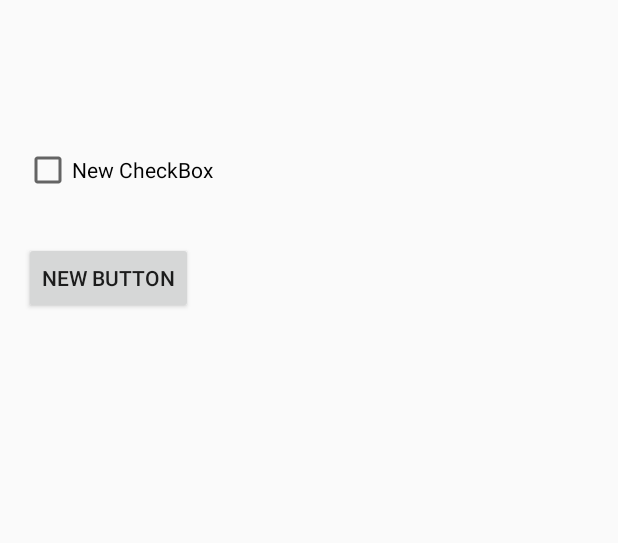
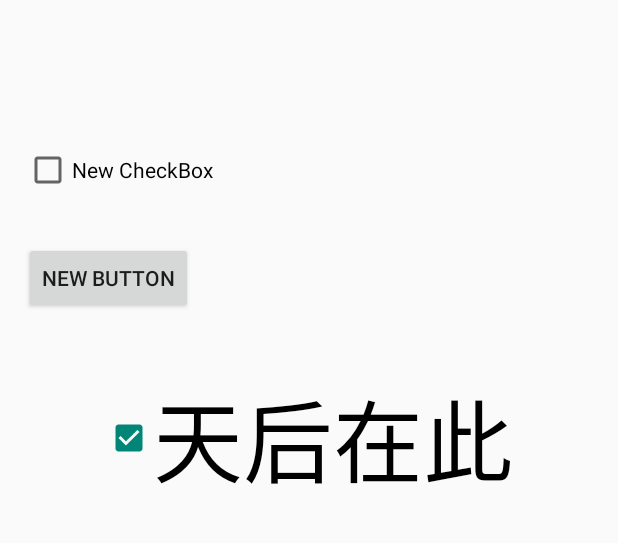
Before and after one commit to superfatfat/HelloAndroid, an Android app: the screen it shows after launch (MainActivity), on a phone screen of 412 x 824 dp, the part 137-680 px from its top. Run offline under Robolectric (Android 15) with nearby library versions, the phone set to English and light mode, and no system bars.

Commit message:
天后留

```diff
--- a/app/src/main/res/layout/activity_main.xml
+++ b/app/src/main/res/layout/activity_main.xml
@@ -33,4 +33,15 @@
         android:layout_alignParentLeft="true"
         android:layout_alignParentStart="true" />
 
+    <CheckBox
+        android:layout_width="wrap_content"
+        android:layout_height="wrap_content"
+        android:text="天后在此"
+        android:textSize="60sp"
+        android:id="@+id/checkBox2"
+        android:layout_marginTop="38dp"
+        android:checked="true"
+        android:layout_below="@+id/button"
+        android:layout_centerHorizontal="true" />
+
 </RelativeLayout>
```
